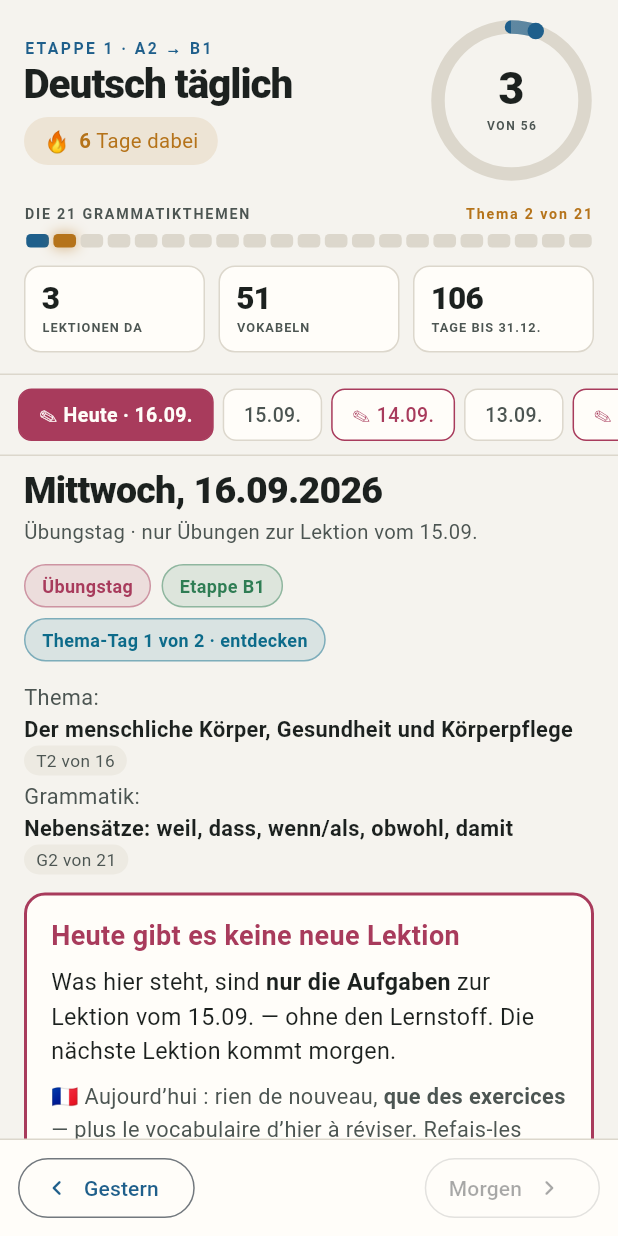
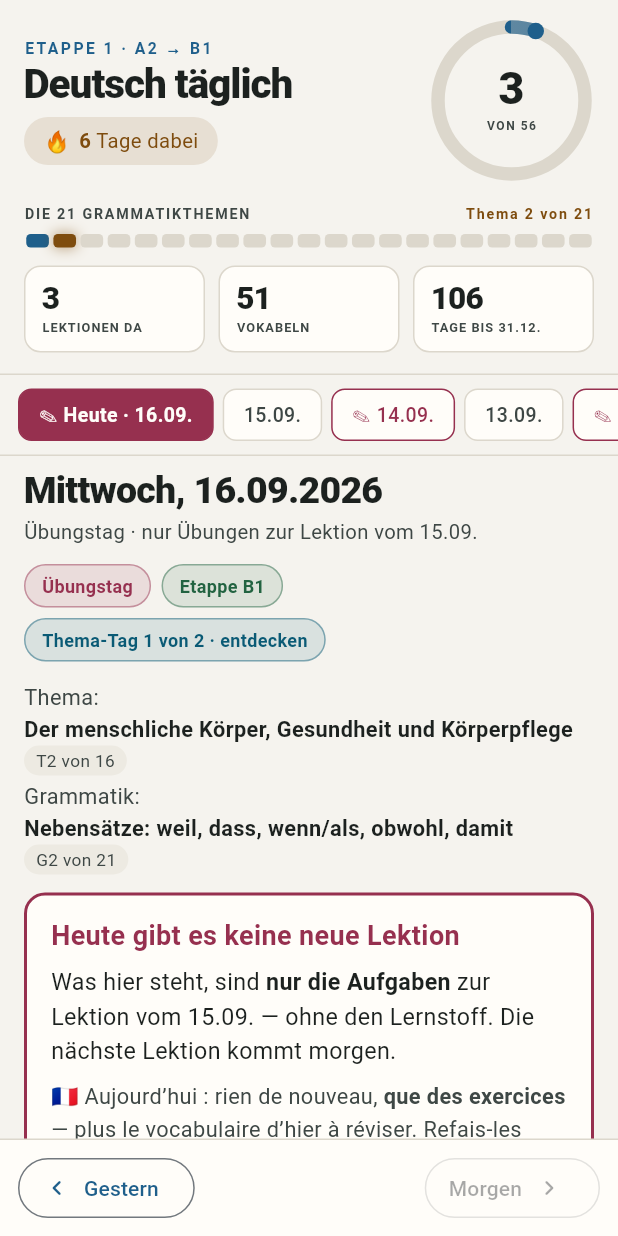
Before and after one commit to Williamszika/Etude-et-revision-exercice-et-Examen, a Flutter app: the screen it shows after launch, on a phone screen of 412 x 824 dp. Run offline on Flutter 3.47's test engine with Material 3 defaults, Android fonts, the phone set to English and light mode, and no system bars; our stand-ins replace flutter_tts, shared_preferences; network calls fail.

Commit message:
Farben nachgedunkelt — jede Blockfarbe jetzt ueber 6:1
Sie hat gesagt: "changer les couleurs aussi dans l'app, Je n'arrive pas a
bien les lires." Nachgemessen hatte sie recht.

Im hellen Thema lag gold bei 3,49:1 gegen das Papier, telc bei 4,46,
aussprache bei 4,53 — die Grenze fuer normalen Text ist 4,5:1, und genau
diese Farben tragen die kleinste Schrift der App (Etiketten, gesperrte
Grossbuchstaben). Jetzt liegt jede helle Blockfarbe ueber 6:1, tinteWeich
bei 8,6:1. Die dunklen Farben bleiben unveraendert, sie lagen alle schon
ueber 8:1.

Dazu die Etiketten von 10,5 auf 11 px.

farben_test.dart rechnet den Kontrast bei jedem Testlauf nach und
scheitert, sobald jemand eine Farbe wieder heller macht — inklusive eines
Tests, der belegt, dass die alte Goldfarbe durchgefallen waere. Damit ist
Lesbarkeit eine Zahl statt einer Geschmacksfrage.

flutter analyze sauber, 28 Tests gruen.

Co-Authored-By: Claude Opus 5 <noreply@anthropic.com>
Claude-Session: https://claude.ai/code/session_01Bk4xgNDJRwrYD3PGtzQz3p

```diff
--- a/app/lib/ui/stil.dart
+++ b/app/lib/ui/stil.dart
@@ -14,13 +14,13 @@ class Stil {
   static const papier2 = Color(0xFFEDEAE2);
   static const karte = Color(0xFFFFFDF9);
   static const tinte = Color(0xFF1C211F);
-  static const tinteWeich = Color(0xFF4C5552);
+  static const tinteWeich = Color(0xFF3E4745);
   static const linie = Color(0xFFDCD7CC);
   static const akzent = Color(0xFF1F5F8B);
   static const akzentTief = Color(0xFF164866);
   static const akzentWeich = Color(0xFFDCE9F2);
-  static const gold = Color(0xFFB5731A);
-  static const gut = Color(0xFF2F7D54);
+  static const gold = Color(0xFF7E4C0E);
+  static const gut = Color(0xFF226341);
 
   // dunkles Thema
   static const dPapier = Color(0xFF121618);
@@ -35,20 +35,30 @@ class Stil {
   static const dGut = Color(0xFF6FC292);
 
   /// Blockfarben — hell und dunkel. Die Namen sind die Blocknamen im JSON.
+  ///
+  /// **Die hellen Farben sind am 16.09.2026 nachgedunkelt worden.** Sie hat
+  /// gesagt: *„changer les couleurs aussi dans l'app, Je n'arrive pas a bien
+  /// les lires."* Nachgemessen stimmte das: `gold` kam auf **3,49:1** gegen das
+  /// Papier, `telc` auf 4,46, `aussprache` auf 4,53 — die Grenze für normalen
+  /// Text liegt bei 4,5:1, und diese Farben tragen oft **kleine** Schrift
+  /// (Etiketten, 11 px, gesperrt). Jetzt liegt jede helle Blockfarbe über
+  /// **6:1**; `farben_test.dart` rechnet das bei jedem Testlauf nach.
+  ///
+  /// Die dunklen Farben bleiben, wie sie waren — sie lagen alle schon über 8:1.
   static const _blockHell = <String, Color>{
     'verb': Color(0xFF1F5F8B),
-    'wortschatz': Color(0xFF8A5A2B),
-    'vokabeln': Color(0xFF8A5A2B),
+    'wortschatz': Color(0xFF7A4C20),
+    'vokabeln': Color(0xFF7A4C20),
     'grammatik': Color(0xFF5C4A8A),
     'deklination': Color(0xFF4A3F8A),
-    'lesen': Color(0xFF7A5A1E),
-    'leben': Color(0xFF0D6B8A),
-    'training': Color(0xFFA35A12),
-    'telc': Color(0xFFBB4D3F),
-    'probe': Color(0xFFA83B5C),
-    'aussprache': Color(0xFF2F7D54),
-    'diktat': Color(0xFF6B4FA8),
-    'uebersetzung': Color(0xFFA83B5C),
+    'lesen': Color(0xFF6B4E18),
+    'leben': Color(0xFF0A5A75),
+    'training': Color(0xFF8A4A0E),
+    'telc': Color(0xFF9E3527),
+    'probe': Color(0xFF96304F),
+    'aussprache': Color(0xFF226341),
+    'diktat': Color(0xFF5C4293),
+    'uebersetzung': Color(0xFF96304F),
   };
   static const _blockDunkel = <String, Color>{
     'verb': Color(0xFF6CB2DD),
--- a/app/lib/ui/teile.dart
+++ b/app/lib/ui/teile.dart
@@ -92,7 +92,9 @@ class Etikett extends StatelessWidget {
         child: Text(
           text.toUpperCase(),
           style: TextStyle(
-            fontSize: 10.5,
+            // 11 statt 10.5: Etiketten stehen in GROSSBUCHSTABEN und gesperrt,
+            // das ist die kleinste Schrift der ganzen App.
+            fontSize: 11,
             fontWeight: FontWeight.w700,
             letterSpacing: .8,
             color: farbe,
```
Also changed, not shown: 1 other file.
